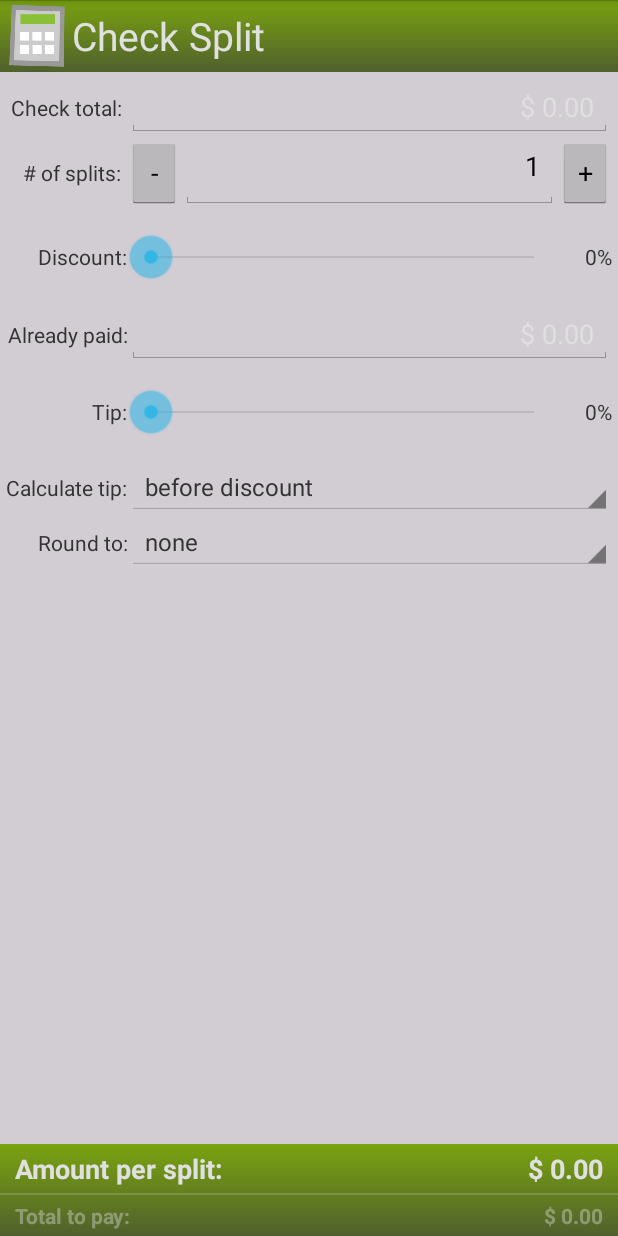
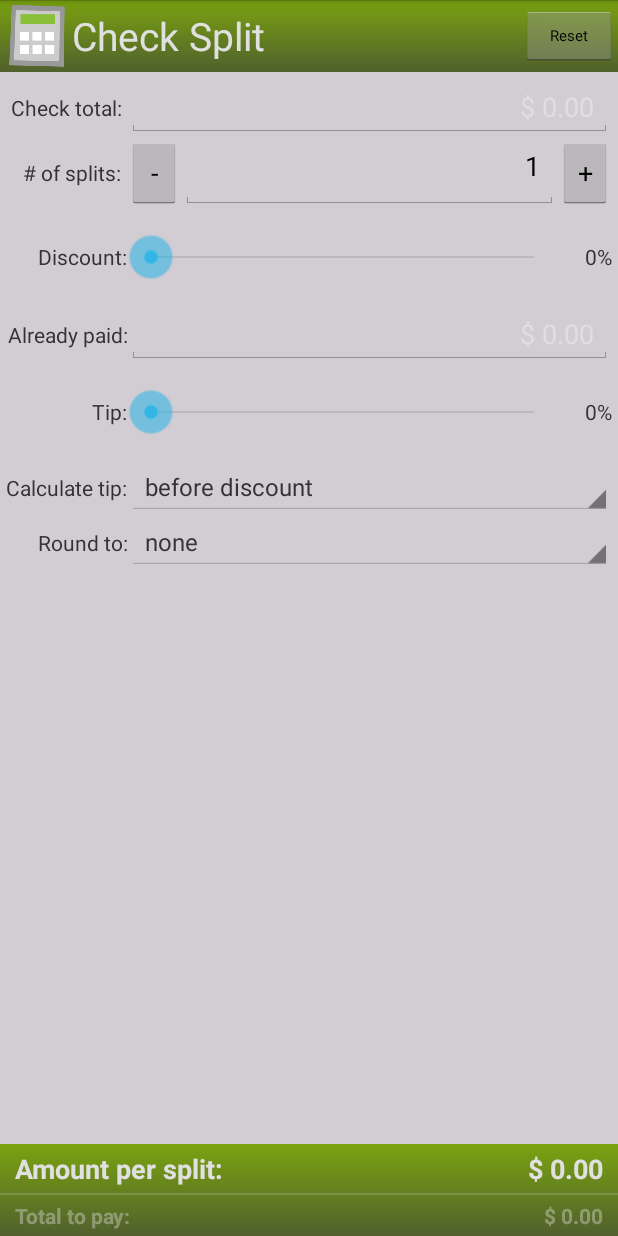
Before and after one commit to axelitus/android-CheckSplit, an Android app: the screen it shows after launch (MainActivity), on a phone screen of 412 x 824 dp. Run offline under Robolectric (Android 15) with nearby library versions, the phone set to English and light mode, and no system bars.

Commit message:
Placed new functionality: reset button. It is not 100% done yet though.

```diff
--- a/CheckSplit/src/main/java/mx/axdev/android/checksplit/MainActivity.java
+++ b/CheckSplit/src/main/java/mx/axdev/android/checksplit/MainActivity.java
@@ -36,6 +36,7 @@ public class MainActivity extends Activity {
     // endregion
 
     // region Buttons
+    protected Button btn_reset;
     protected Button btn_split_count_minus;
     protected Button btn_split_count_plus;
     // endregion
@@ -103,6 +104,7 @@ public class MainActivity extends Activity {
     }
 
     protected void register_widgets() {
+        this.btn_reset = (Button) findViewById(R.id.main_btn_reset);
         this.txt_check_total = (EditText) findViewById(R.id.main_txt_check_total);
         this.btn_split_count_minus = (Button) findViewById(R.id.main_btn_split_minus);
         this.txt_split_count = (EditText) findViewById(R.id.main_txt_split_count);
@@ -147,6 +149,18 @@ public class MainActivity extends Activity {
     }
 
     protected void setup_listeners() {
+        // region btn_reset
+        this.btn_reset.setOnClickListener(new View.OnClickListener() {
+            @Override
+            public void onClick(View v) {
+                engine.reset();
+                display_results();
+
+                // ToDo: set the widgets to the value of the engine
+            }
+        });
+        // endregion
+
         // region txt_check_total
         this.txt_check_total.addTextChangedListener(new TextWatcher() {
             @Override
--- a/CheckSplit/src/main/res/layout/activity_main.xml
+++ b/CheckSplit/src/main/res/layout/activity_main.xml
@@ -18,13 +18,13 @@
         <TableLayout
                 android:layout_width="fill_parent"
                 android:layout_height="wrap_content"
-                android:layout_gravity="center"
-                android:stretchColumns="1">
+                android:stretchColumns="1,2">
 
             <TableRow
                     android:layout_width="fill_parent"
                     android:layout_height="fill_parent"
-                    android:background="@drawable/title_gradient">
+                    android:background="@drawable/title_gradient"
+                    >
 
                 <ImageView
                         android:layout_width="wrap_content"
@@ -32,7 +32,8 @@
                         android:id="@+id/main_img_title_icon"
                         android:layout_column="0"
                         android:src="@drawable/ic_launcher"
-                        android:contentDescription="@string/app_icon_content_description"/>
+                        android:contentDescription="@string/app_icon_content_description"
+                        android:layout_gravity="center"/>
 
                 <TextView
                         android:layout_width="wrap_content"
@@ -43,6 +44,15 @@
                         android:textSize="26sp"
                         android:textColor="@color/main_title_text"
                         android:layout_gravity="center_vertical"/>
+
+                <Button
+                        android:layout_width="wrap_content"
+                        android:layout_height="40dp"
+                        android:id="@+id/main_btn_reset"
+                        android:layout_gravity="center_vertical|right"
+                        android:text="@string/main_reset"
+                        android:textSize="10sp"
+                        />
             </TableRow>
         </TableLayout>
 
--- a/CheckSplit/src/main/res/values/strings.xml
+++ b/CheckSplit/src/main/res/values/strings.xml
@@ -24,6 +24,7 @@
     <string name="main_calculate_tip">Calculate tip:</string>
     <string name="main_round_to">Round to:</string>
     <string name="main_split_count_default_value">1</string>
+    <string name="main_reset">Reset</string>
 
     <string-array name="calculate_tip_options">
         <item>before discount</item>
```
Also changed, not shown: CheckSplit/src/main/java/mx/axdev/android/checksplit/Engine.java (+13 -0 lines).
